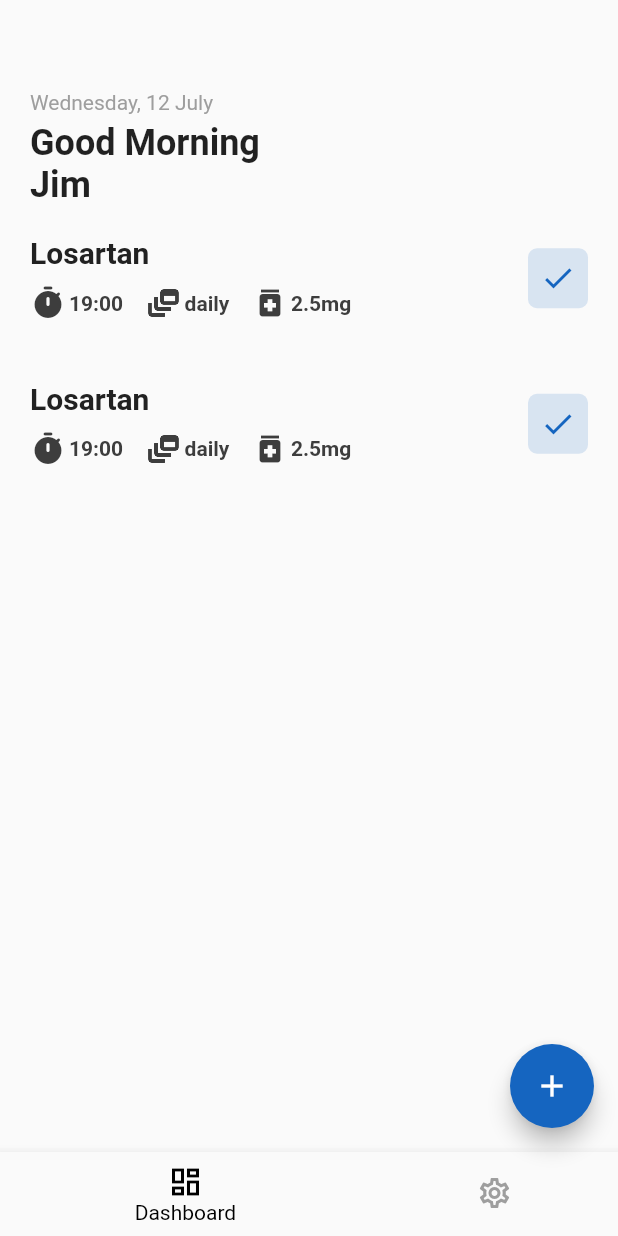
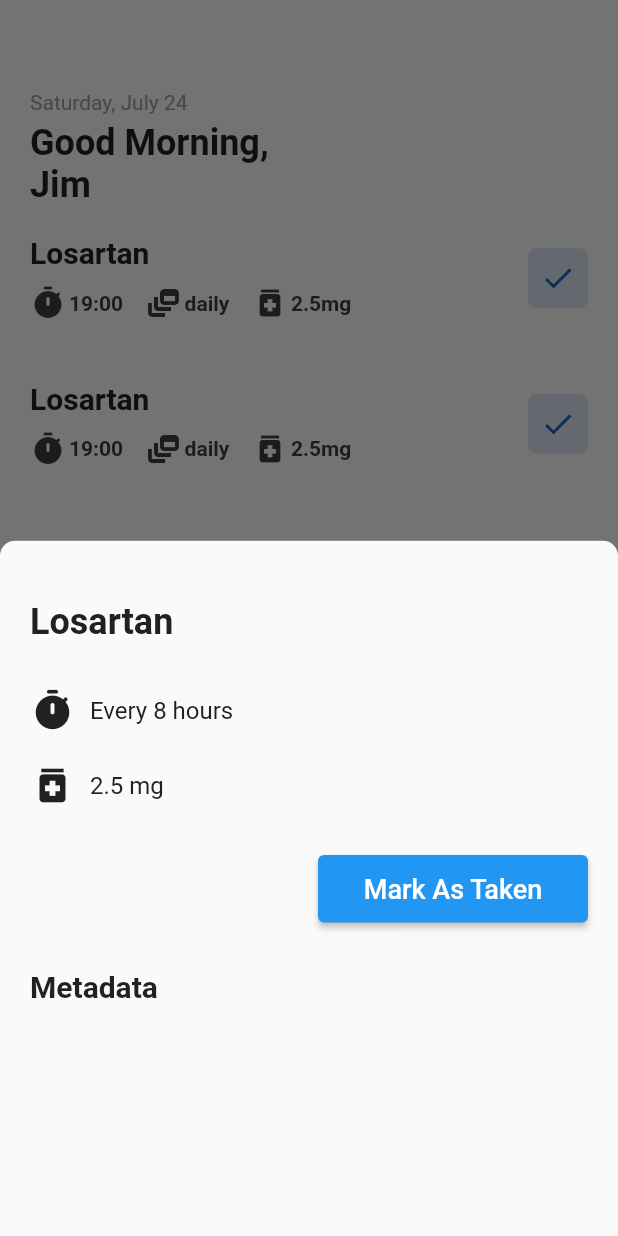
Before and after one commit to tyirenkyi/angiovio, a Flutter app: the Home screen opened by its route, after a tap on the "add" icon, on a phone screen of 412 x 824 dp. Run offline on Flutter 3.47's test engine with Material 2 defaults, Android fonts, the phone set to English and light mode, and no system bars.

Commit message:
Update Dashboard UI

```diff
--- /dev/null
+++ b/lib/utils.dart
@@ -0,0 +1,23 @@
+import 'dart:core';
+
+import 'package:intl/intl.dart';
+
+String determineGreeting() {
+  var date = DateTime.now();
+  DateFormat dateFormat = DateFormat('H');
+  int currentHour = int.parse(dateFormat.format(date));
+  print(currentHour);
+  if(currentHour >= 4 && currentHour < 12)
+      return 'Good Morning,';
+  else if(currentHour >= 12 && currentHour < 16)
+      return 'Good Afternoon,';
+  else
+      return 'Good evening,';
+}
+
+String getDate() {
+  var date = DateTime.now();
+  DateFormat dateFormat = DateFormat('EEEE, MMMM d');
+  String currentDate = dateFormat.format(date);
+  return currentDate;
+}
--- a/lib/views/Dashboard.dart
+++ b/lib/views/Dashboard.dart
@@ -1,5 +1,7 @@
 import 'package:angiovio/widgets/DrugItem.dart';
 import 'package:flutter/material.dart';
+
+import '../utils.dart';
 
 class Dashboard extends StatefulWidget {
   @override
@@ -7,6 +9,24 @@ class Dashboard extends StatefulWidget {
 }
 
 class _DashboardState extends State<Dashboard> {
+  String _greeting = '';
+  String _date = '';
+
+  void loadGreetingAndDate() {
+    String date = getDate();
+    String greeting = determineGreeting();
+    setState(() {
+      _greeting = greeting;
+      _date = date;
+    });
+  }
+
+  @override
+  void initState() {
+    loadGreetingAndDate();
+    super.initState();
+  }
+
   @override
   Widget build(BuildContext context) {
     return SingleChildScrollView(
@@ -17,14 +37,14 @@ class _DashboardState extends State<Dashboard> {
           mainAxisAlignment: MainAxisAlignment.start,
           children: [
             Text(
-              'Wednesday, 12 July',
+              _date,
               style: TextStyle(
                 color: Colors.grey
               ),
             ),
             Padding(padding: EdgeInsets.only(bottom: 5),),
             Text(
-              'Good Morning',
+              _greeting,
               style: TextStyle(
                 fontSize: 24,
                 fontWeight: FontWeight.bold
--- a/lib/views/Home.dart
+++ b/lib/views/Home.dart
@@ -21,6 +21,109 @@ class _HomeState extends State<Home> {
     setState(() {
       routeIndex = index;
     });
+  }
+
+  void _showAddDrug() {
+    showModalBottomSheet(
+      context: context,
+      shape: RoundedRectangleBorder(
+        borderRadius: BorderRadius.only(
+          topRight: Radius.circular(10),
+          topLeft: Radius.circular(10)
+        )
+      ),
+      builder: (BuildContext ctx) {
+        return _buildAddDrugBottomSheet();
+      }
+    );
+  }
+
+  Widget _buildAddDrugBottomSheet() {
+    double screenHeight = MediaQuery.of(context).size.height;
+    return Container(
+      height: screenHeight * 0.8,
+      padding: EdgeInsets.only(left: 20, right: 20, top: 40),
+      child: SingleChildScrollView(
+        child: Column(
+          crossAxisAlignment: CrossAxisAlignment.start,
+          children: [
+            Padding(
+              padding: const EdgeInsets.only(bottom: 30),
+              child: Text(
+                'Losartan',
+                style: TextStyle(
+                  fontSize: 24,
+                  fontWeight: FontWeight.w700,
+                  color: Color.fromRGBO(33, 33, 33, 1),
+                ),
+              ),
+            ),
+            Row(
+              children: [
+                Padding(
+                  padding: EdgeInsets.only(right: 10),
+                  child: Icon(Icons.timer_rounded, color: Color.fromRGBO(33, 33, 33, 1), size: 30,),
+                ),
+                Text(
+                  'Every 8 hours',
+                  style: TextStyle(
+                    fontSize: 16,
+                    color: Color.fromRGBO(33, 33, 33, 1)
+                  ),
+                )
+              ],
+            ),
+            Padding(padding: EdgeInsets.symmetric(vertical: 10),),
+            Row(
+              children: [
+                Padding(
+                  padding: EdgeInsets.only(right: 10),
+                  child: Icon(Icons.medication, color: Color.fromRGBO(33, 33, 33, 1), size: 30,),
+                ),
+                Text(
+                  '2.5 mg',
+                  style: TextStyle(
+                      fontSize: 16,
+                      color: Color.fromRGBO(33, 33, 33, 1)
+                  ),
+                )
+              ],
+            ),
+            Padding(padding: EdgeInsets.symmetric(vertical: 15),),
+            Row(
+              mainAxisAlignment: MainAxisAlignment.end,
+              children: [
+                ButtonTheme(
+                  shape: RoundedRectangleBorder(
+                    borderRadius: BorderRadius.circular(5)
+                  ),
+                  child: ElevatedButton(
+                    onPressed: () {},
+                    child: Text(
+                      'Mark As Taken',
+                      style: TextStyle(fontSize: 18),
+                    ),
+                    style: ButtonStyle(
+                      minimumSize: MaterialStateProperty.all(Size(180, 45)
+                    ),
+                  ),
+                  ),
+                )
+              ],
+            ),
+            Padding(padding: EdgeInsets.symmetric(vertical: 15)),
+            Text(
+              'Metadata',
+              style: TextStyle(
+                fontSize: 20,
+                fontWeight: FontWeight.bold
+              ),
+            ),
+
+          ],
+        ),
+      ),
+    );
   }
 
   @override
@@ -54,7 +157,7 @@ class _HomeState extends State<Home> {
         ),
         floatingActionButton: FloatingActionButton(
           child: Icon(Icons.add),
-          onPressed: () {},
+          onPressed: _showAddDrug,
           backgroundColor: Color.fromRGBO(21, 101, 192, 1),
         ),
       ),
--- a/pubspec.yaml
+++ b/pubspec.yaml
@@ -13,6 +13,7 @@ dependencies:
     sdk: flutter
 
   cupertino_icons: ^1.0.2
+  intl: ^0.17.0
 
 dev_dependencies:
   flutter_test:
```
Also changed, not shown: pubspec.lock.
